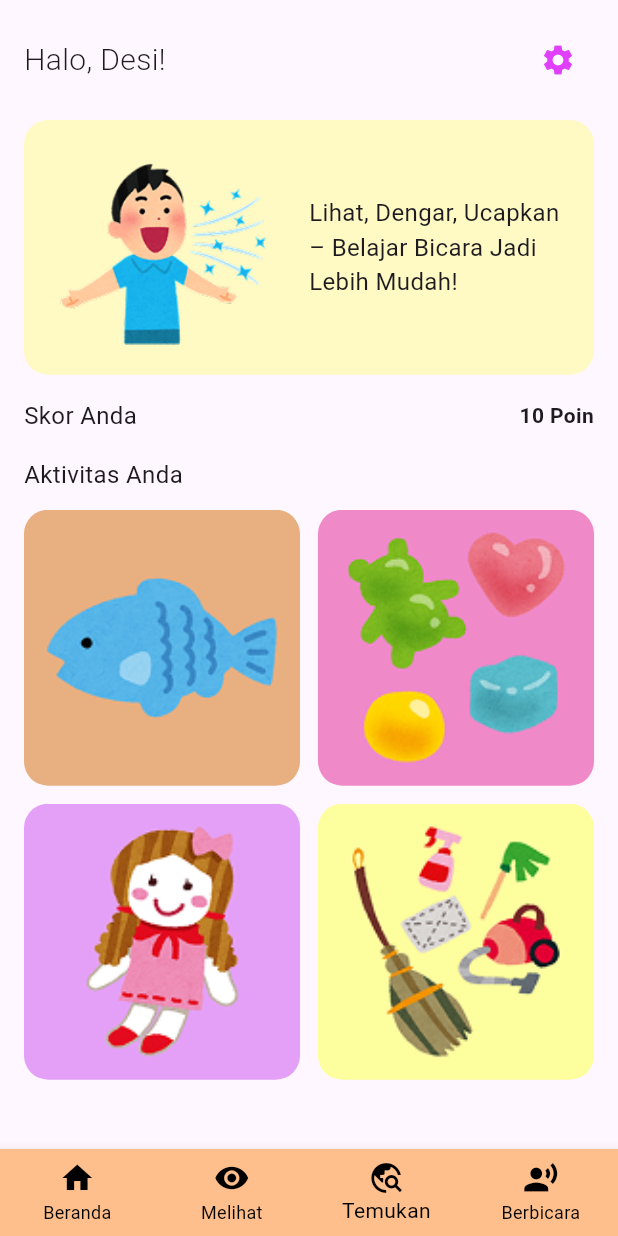
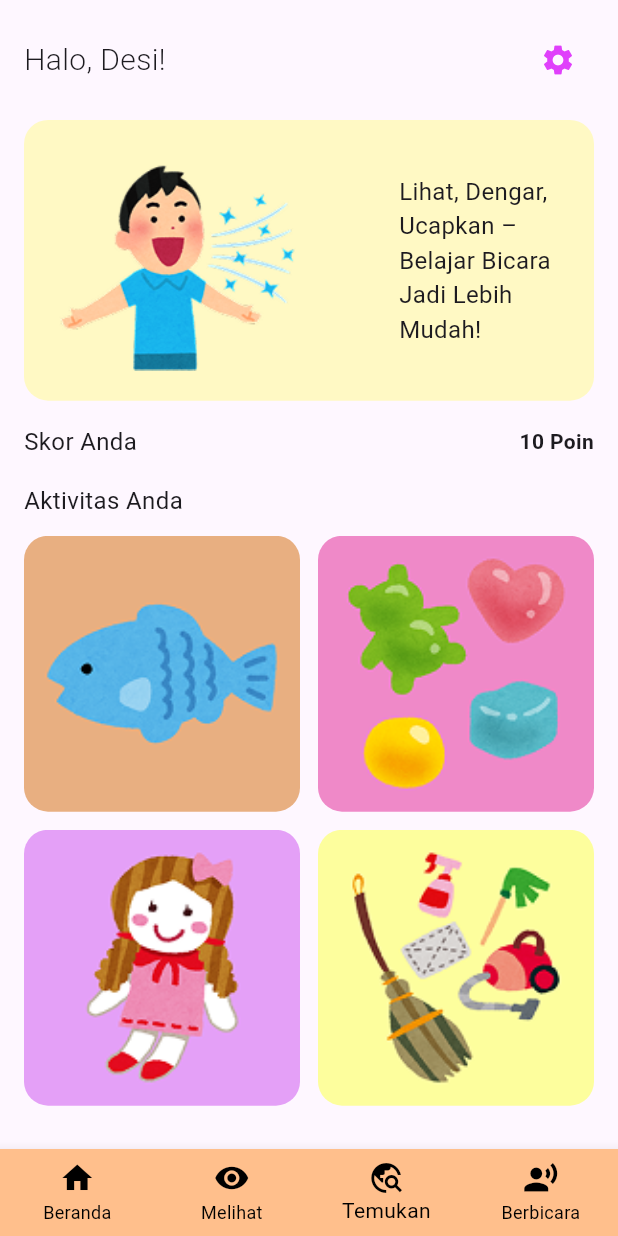
Before and after one commit to fadiyahdesi/secretapp, a Flutter app: the HomeView screen opened by its route, on a phone screen of 412 x 824 dp. Run offline on Flutter 3.47's test engine with Material 3 defaults, Android fonts, the phone set to English and light mode, and no system bars; our stand-ins replace camera, get, permission_handler.

Commit message:
Commit perubahan lokal setelah pull

```diff
--- a/lib/app/modules/home/views/home_view.dart
+++ b/lib/app/modules/home/views/home_view.dart
@@ -82,8 +82,8 @@ class HomeView extends StatelessWidget {
                 padding: const EdgeInsets.all(20),
                 child: Row(
                   children: [
-                    Image.asset('assets/images/iconuser.png', width: 150),
-                    const SizedBox(width: 20),
+                    Image.asset('assets/images/iconuser.png', width: 170),
+                    const SizedBox(width: 60),
                     const Expanded(
                       child: Text(
                         'Lihat, Dengar, Ucapkan – Belajar Bicara Jadi Lebih Mudah!',
```
Also changed, not shown: 2 other files.
